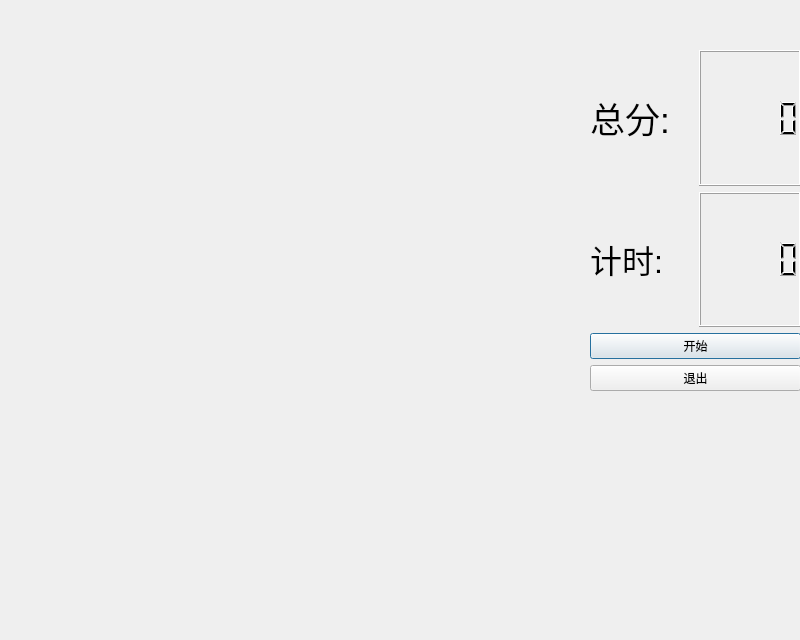
blueskymoon/qt_creater, file game.ui: the form before one commit.
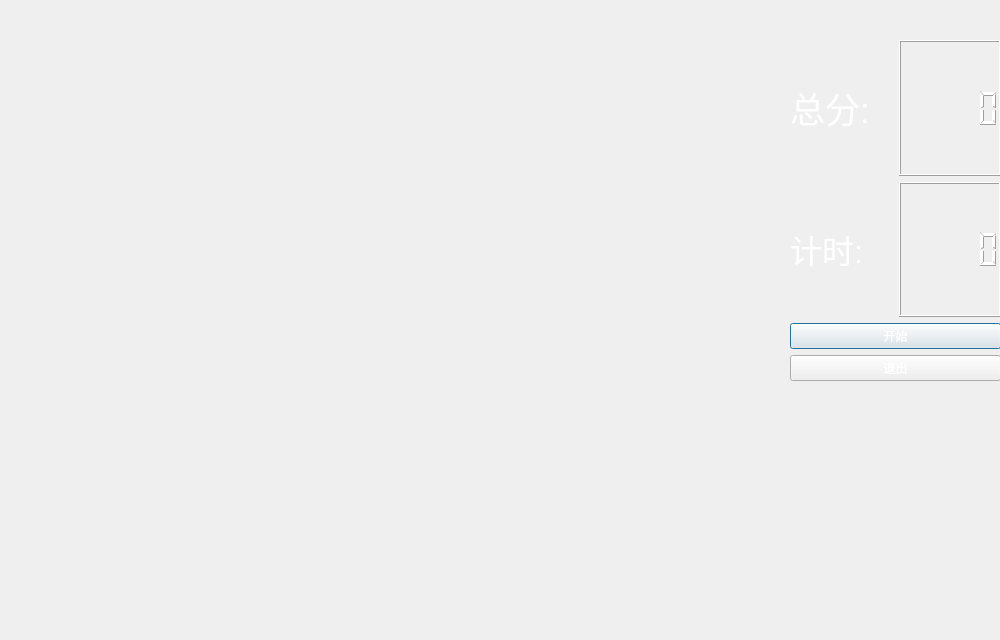
The form after the commit. Icons and pictures are not drawn.

Diff of the .ui file:
```diff
--- a/game.ui
+++ b/game.ui
@@ -6,18 +6,21 @@
    <rect>
     <x>0</x>
     <y>0</y>
-    <width>800</width>
+    <width>1000</width>
     <height>640</height>
    </rect>
   </property>
   <property name="windowTitle">
    <string>Dialog</string>
   </property>
+  <property name="styleSheet">
+   <string notr="true"/>
+  </property>
   <widget class="QWidget" name="layoutWidget">
    <property name="geometry">
     <rect>
-     <x>590</x>
-     <y>50</y>
+     <x>790</x>
+     <y>40</y>
      <width>211</width>
      <height>341</height>
     </rect>
@@ -34,6 +37,11 @@
          <layout class="QVBoxLayout" name="verticalLayout">
           <item>
            <widget class="QLabel" name="label">
+            <property name="styleSheet">
+             <string notr="true">color: rgb(255, 255, 255);
+font: 36pt &quot;黑体&quot;;
+background-image: url();</string>
+            </property>
             <property name="text">
              <string>&lt;html&gt;&lt;head/&gt;&lt;body&gt;&lt;p&gt;&lt;span style=&quot; font-size:26pt;&quot;&gt;总分:&lt;/span&gt;&lt;/p&gt;&lt;/body&gt;&lt;/html&gt;</string>
             </property>
@@ -41,6 +49,11 @@
           </item>
           <item>
            <widget class="QLabel" name="label_2">
+            <property name="styleSheet">
+             <string notr="true">color: rgb(255, 255, 255);
+font: 36pt &quot;黑体&quot;;
+background-image: url();</string>
+            </property>
             <property name="text">
              <string>&lt;html&gt;&lt;head/&gt;&lt;body&gt;&lt;p&gt;&lt;span style=&quot; font-size:24pt;&quot;&gt;计时:&lt;/span&gt;&lt;/p&gt;&lt;/body&gt;&lt;/html&gt;</string>
             </property>
@@ -51,10 +64,20 @@
         <item>
          <layout class="QVBoxLayout" name="verticalLayout_5">
           <item>
-           <widget class="QLCDNumber" name="scoreLcd"/>
+           <widget class="QLCDNumber" name="scoreLcd">
+            <property name="styleSheet">
+             <string notr="true">background-image: url(:/image/back.jpg);
+color: rgb(255, 255, 255);</string>
+            </property>
+           </widget>
           </item>
           <item>
-           <widget class="QLCDNumber" name="timeLcd"/>
+           <widget class="QLCDNumber" name="timeLcd">
+            <property name="styleSheet">
+             <string notr="true">background-image: url(:/image/back.jpg);
+color: rgb(255, 255, 255);</string>
+            </property>
+           </widget>
           </item>
          </layout>
         </item>
@@ -66,6 +89,12 @@
      <layout class="QVBoxLayout" name="verticalLayout_3">
       <item>
        <widget class="QPushButton" name="startButton">
+        <property name="styleSheet">
+         <string notr="true">font: 28pt &quot;黑体&quot;;
+background-image: url(:/image/back.jpg);
+color: rgb(255, 255, 255);
+</string>
+        </property>
         <property name="text">
          <string>开始</string>
         </property>
@@ -73,6 +102,12 @@
       </item>
       <item>
        <widget class="QPushButton" name="closeButton">
+        <property name="styleSheet">
+         <string notr="true">font: 28pt &quot;黑体&quot;;
+background-image: url(:/image/back.jpg);
+color: rgb(255, 255, 255);
+</string>
+        </property>
         <property name="text">
          <string>退出</string>
         </property>
```
